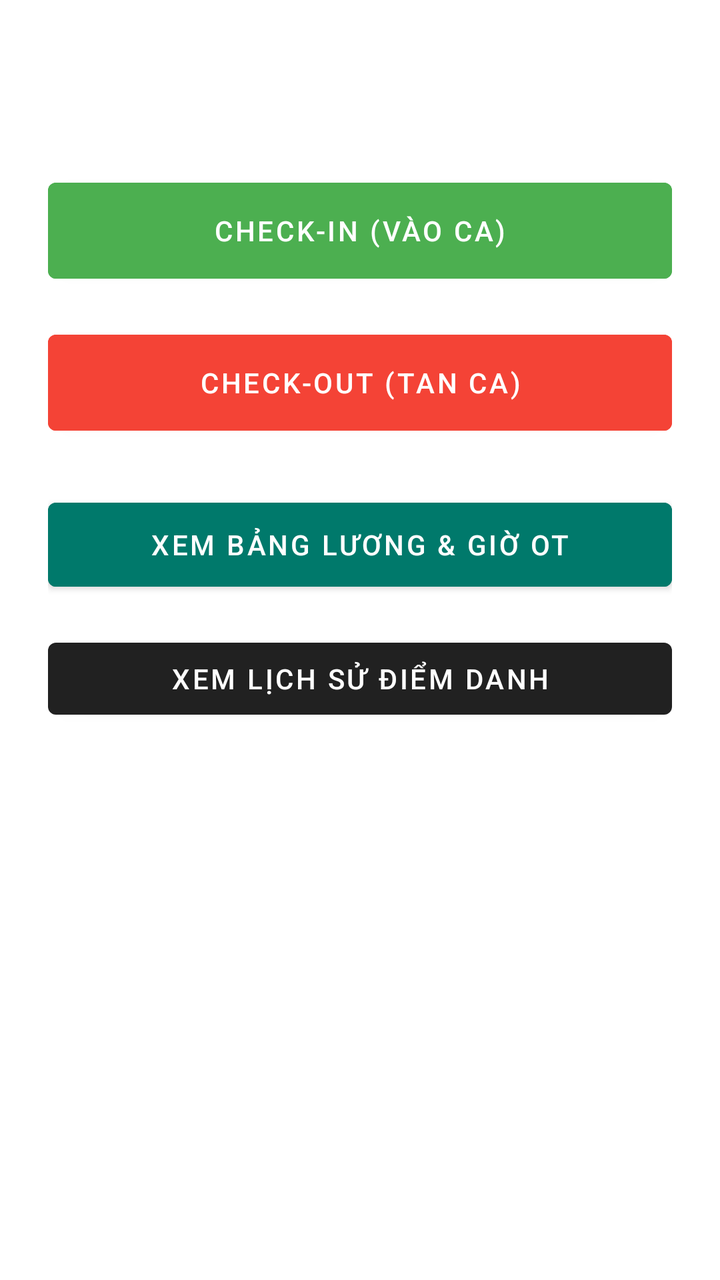
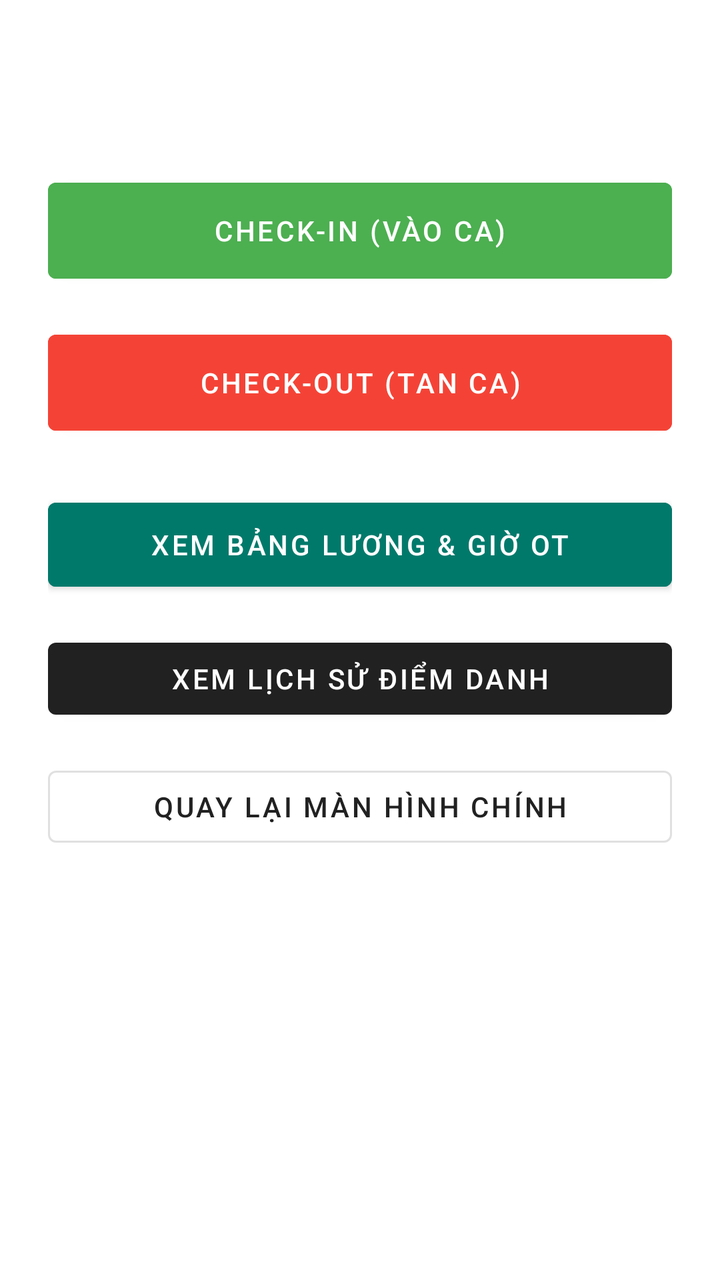

Compare the two renders of this Android layout. The source of the first and the diff that turns it into the second are given below.
<!-- AndroidManifest.xml: application theme Theme.MaterialComponents.DayNight.DarkActionBar -->
<!-- res/layout/activity_employee_dashboard.xml -->
<?xml version="1.0" encoding="utf-8"?>
<LinearLayout xmlns:android="http://schemas.android.com/apk/res/android"
    android:layout_width="match_parent"
    android:layout_height="match_parent"
    android:orientation="vertical"
    android:padding="24dp"
    android:gravity="center_horizontal">

    <TextView
        android:id="@+id/tvWelcome"
        android:layout_width="wrap_content"
        android:layout_height="wrap_content"
        android:textSize="22sp"
        android:textStyle="bold"
        android:layout_marginBottom="32dp"/>

    <Button
        android:id="@+id/btnCheckIn"
        android:layout_width="match_parent"
        android:layout_height="60dp"
        android:text="CHECK-IN (VÀO CA)"
        android:backgroundTint="#4CAF50"
        android:layout_marginBottom="16dp"/>

    <Button
        android:id="@+id/btnCheckOut"
        android:layout_width="match_parent"
        android:layout_height="60dp"
        android:text="CHECK-OUT (TAN CA)"
        android:backgroundTint="#F44336"
        android:layout_marginBottom="24dp"/>

    <Button
        android:id="@+id/btnSalary"
        android:layout_width="match_parent"
        android:layout_height="54dp"
        android:text="Xem Bảng Lương &amp; Giờ OT"
        android:backgroundTint="#00796B"
        android:layout_marginBottom="16dp"/>

    <Button
        android:id="@+id/btnHistory"
        android:layout_width="match_parent"
        android:layout_height="wrap_content"
        android:text="Xem Lịch sử Điểm danh" />
</LinearLayout>
<!-- resources referenced by this layout -->
<resources>

</resources>

<!-- the commit's change to res/layout/activity_employee_dashboard.xml (unified diff, before → after) -->
@@ -42,5 +42,13 @@
         android:id="@+id/btnHistory"
         android:layout_width="match_parent"
         android:layout_height="wrap_content"
-        android:text="Xem Lịch sử Điểm danh" />
+        android:text="Xem Lịch sử Điểm danh"
+        android:layout_marginBottom="16dp" />
+
+    <Button
+        android:id="@+id/btnBack"
+        style="@style/Widget.MaterialComponents.Button.OutlinedButton"
+        android:layout_width="match_parent"
+        android:layout_height="wrap_content"
+        android:text="Quay lại Màn hình chính" />
 </LinearLayout>
